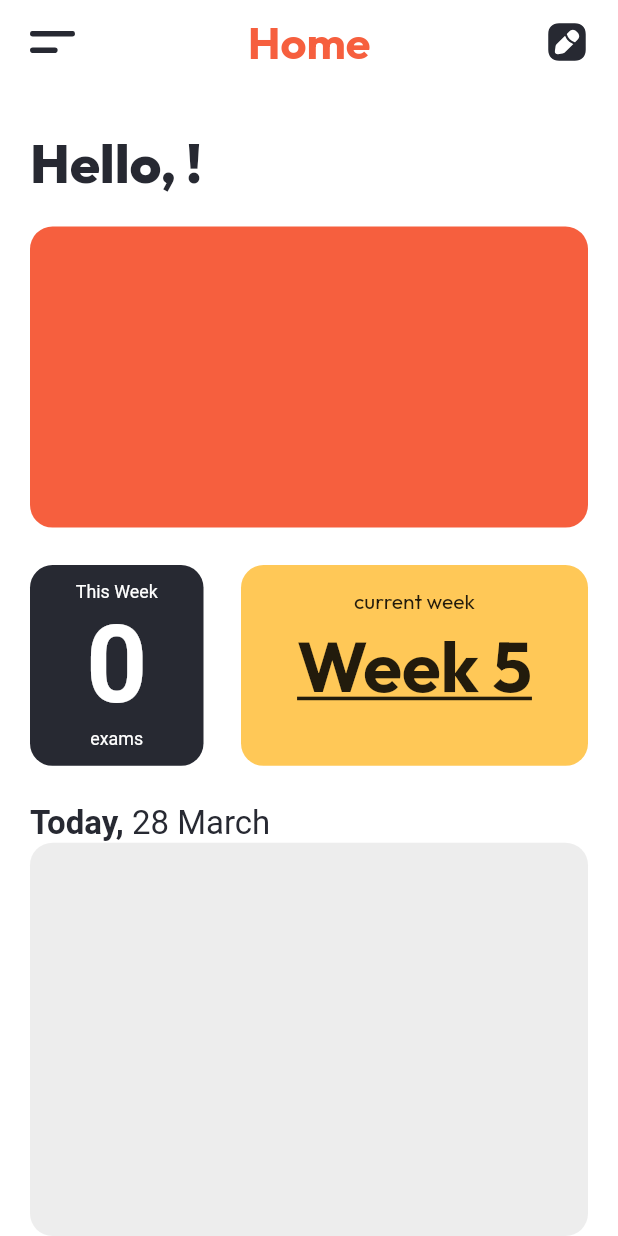
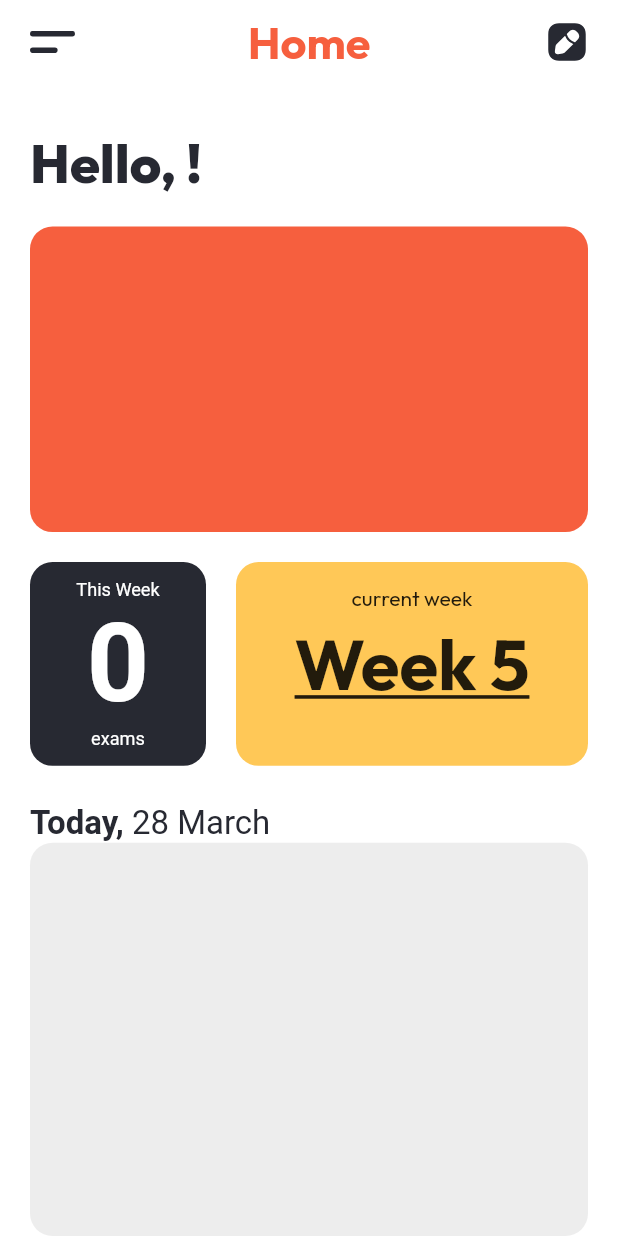
Before and after one commit to ShadyH20/gucentral-test2, a Flutter app: the HomePage screen opened directly, on a phone screen of 412 x 824 dp. Run offline on Flutter 3.47's test engine with Material 2 defaults, Android fonts, the phone set to English and light mode, and no system bars; our stand-ins replace auto_size_text, data_table_2, dropdown_button2, flutter_svg, flutter_time_picker_spinner, flutter_zoom_drawer and 6 more; missing offline and left inert: all_sensors, date_picker_widget, lazy_load_indexed_stack; accounts and stored records are empty.

Commit message:
Update home_page.dart

```diff
--- a/lib/pages/home_page.dart
+++ b/lib/pages/home_page.dart
@@ -125,7 +125,7 @@ class _HomePageState extends State<HomePage>
                           ),
                         ),
                       ),
-                      const SizedBox(height: 25),
+                      const SizedBox(height: 20),
                       Expanded(
                         flex: 2,
                         child: Row(
@@ -173,7 +173,7 @@ class _HomePageState extends State<HomePage>
                                 ),
                               ),
                             ),
-                            const SizedBox(width: 25),
+                            const SizedBox(width: 20),
                             //// CURRENT WEEK ////
                             Expanded(
                               flex: 2,
```
